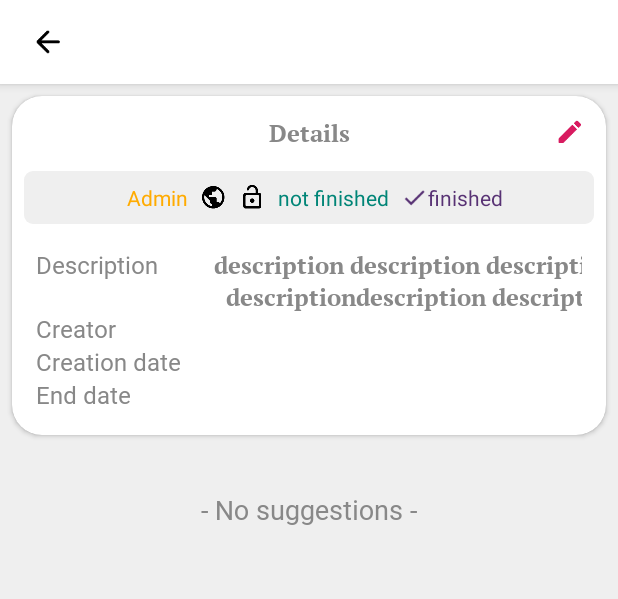
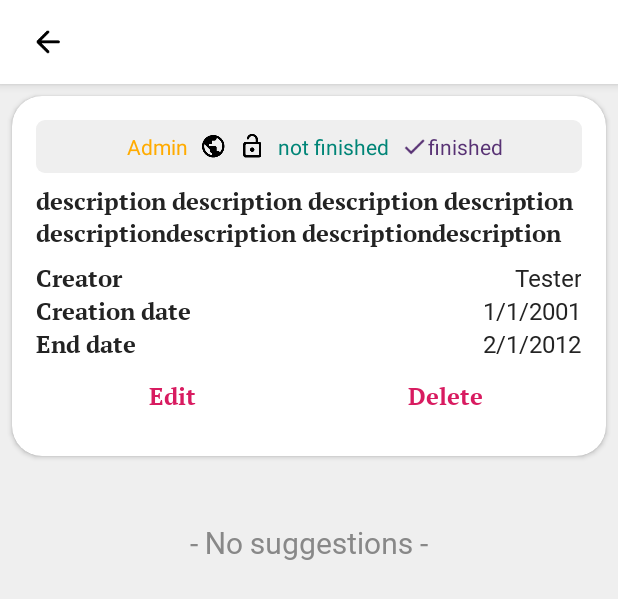
Before and after one commit to hothf/rgreed-app, an Android app: the layout fragment_consensus_detail.xml on its own in the app's theme, with its tools: preview values and no code run, on a phone screen of 412 x 824 dp. Shown: the top 599 px of the screen. Run offline under Robolectric (Android 15) with nearby library versions, the phone set to English and light mode, and no system bars.

Commit message:
Improve styling

```diff
--- a/app/src/main/res/layout/fragment_consensus_detail.xml
+++ b/app/src/main/res/layout/fragment_consensus_detail.xml
@@ -49,59 +49,29 @@
                     android:id="@+id/topCard"
                     android:layout_width="match_parent"
                     android:layout_height="wrap_content"
-                    android:layout_marginStart="8dp"
-                    android:layout_marginTop="8dp"
-                    android:layout_marginEnd="8dp"
+                    android:layout_margin="@dimen/default_8"
                     app:cardBackgroundColor="@color/defaultBackgroundPrimary"
                     app:cardCornerRadius="@dimen/default_corner_radius">
 
                     <LinearLayout
                         android:layout_width="match_parent"
                         android:layout_height="wrap_content"
+                        android:layout_margin="@dimen/default_16"
                         android:orientation="vertical">
-
-                        <RelativeLayout
-                            android:layout_width="match_parent"
-                            android:layout_height="wrap_content"
-                            android:orientation="horizontal">
-
-                            <TextView
-                                style="@style/defaultText.Bold"
-                                android:layout_width="match_parent"
-                                android:layout_height="50dp"
-                                android:gravity="center"
-                                android:text="@string/consensus_detail_details" />
-
-                            <ImageView
-                                android:layout_width="36dp"
-                                android:layout_height="36dp"
-                                android:layout_alignParentEnd="true"
-                                android:layout_marginTop="6dp"
-                                android:layout_marginEnd="6dp"
-                                android:background="@drawable/round_button_transparent_selector"
-                                android:onClick="@{()->viewModel.onEditClick()}"
-                                android:padding="8dp"
-                                android:src="@drawable/ic_edit"
-                                android:tint="@color/colorAccent"
-                                android:visibility="@{viewModel.adminAndNotFinishedVisibility}" />
-
-                        </RelativeLayout>
 
                         <LinearLayout
                             android:id="@+id/statusContainer"
                             android:layout_width="match_parent"
                             android:layout_height="wrap_content"
-                            android:layout_marginStart="8dp"
-                            android:layout_marginEnd="8dp"
                             android:background="@drawable/bg_rounded"
                             android:gravity="center"
                             android:orientation="horizontal"
-                            android:padding="8dp">
+                            android:padding="@dimen/default_8">
 
                             <TextView
                                 android:layout_width="wrap_content"
                                 android:layout_height="wrap_content"
-                                android:layout_marginStart="8dp"
+                                android:layout_marginStart="@dimen/default_8"
                                 android:text="@string/consensus_detail_admin"
                                 android:textColor="@color/colorHighlight"
                                 android:visibility="@{viewModel.adminVisibility}" />
@@ -109,7 +79,7 @@
                             <ImageView
                                 android:layout_width="wrap_content"
                                 android:layout_height="wrap_content"
-                                android:layout_marginStart="8dp"
+                                android:layout_marginStart="@dimen/default_8"
                                 android:src="@drawable/ic_small_public"
                                 android:tint="@{viewModel.statusColor}"
                                 android:visibility="@{viewModel.publicVisibility}" />
@@ -117,7 +87,7 @@
                             <ImageView
                                 android:layout_width="wrap_content"
                                 android:layout_height="wrap_content"
-                                android:layout_marginStart="8dp"
+                                android:layout_marginStart="@dimen/default_8"
                                 android:src="@drawable/ic_small_unlock"
                                 android:tint="@{viewModel.statusColor}"
                                 android:visibility="@{viewModel.unlockedVisibility}" />
@@ -125,7 +95,7 @@
                             <TextView
                                 android:layout_width="wrap_content"
                                 android:layout_height="wrap_content"
-                                android:layout_marginStart="8dp"
+                                android:layout_marginStart="@dimen/default_8"
                                 android:text="@string/consensus_detail_not_finished"
                                 android:textColor="@color/colorStatusUnlocked"
                                 android:visibility="@{viewModel.notFinishedVisibility}" />
@@ -133,7 +103,7 @@
                             <TextView
                                 android:layout_width="wrap_content"
                                 android:layout_height="wrap_content"
-                                android:layout_marginStart="8dp"
+                                android:layout_marginStart="@dimen/default_8"
                                 android:drawableStart="@drawable/ic_small_done"
                                 android:drawableTint="@color/colorStatusFinished"
                                 android:text="@string/consensus_detail_finished"
@@ -141,112 +111,100 @@
                                 android:visibility="@{viewModel.finishedVisibility}" />
                         </LinearLayout>
 
+                        <TextView
+                            style="@style/defaultText.Bold.Dark"
+                            android:layout_width="wrap_content"
+                            android:layout_height="wrap_content"
+                            android:layout_marginTop="@dimen/default_8"
+                            android:gravity="start"
+                            android:text="@{viewModel.description}"
+                            android:visibility="@{viewModel.descriptionVisibility}"
+                            tools:text="description description description description descriptiondescription descriptiondescription" />
+
                         <TableLayout
                             android:id="@+id/infoTable"
                             android:layout_width="match_parent"
                             android:layout_height="wrap_content"
-                            android:layout_below="@+id/infoHeader"
-                            android:layout_marginStart="8dp"
-                            android:layout_marginTop="8dp"
-                            android:layout_marginEnd="8dp"
-                            android:padding="8dp"
+                            android:layout_marginTop="@dimen/default_8"
                             android:stretchColumns="*">
 
                             <TableRow>
 
                                 <TextView
-                                    style="@style/defaultText"
-                                    android:layout_width="wrap_content"
-                                    android:layout_height="wrap_content"
-                                    android:gravity="start"
-                                    android:text="@string/consensus_detail_description" />
-
-                                <TextView
-                                    style="@style/defaultText.Bold"
-                                    android:layout_width="wrap_content"
-                                    android:layout_height="wrap_content"
-                                    android:gravity="end"
-                                    android:text="@{viewModel.description}"
-                                    tools:text="description description description description descriptiondescription descriptiondescription" />
-
-                            </TableRow>
-
-                            <TableRow>
-
-                                <TextView
-                                    style="@style/defaultText"
+                                    style="@style/defaultText.Bold.Dark"
                                     android:layout_width="wrap_content"
                                     android:layout_height="wrap_content"
                                     android:gravity="start"
                                     android:text="@string/consensus_detail_creator" />
 
                                 <TextView
-                                    style="@style/defaultText.Bold"
+                                    style="@style/defaultText.Dark"
                                     android:layout_width="wrap_content"
                                     android:layout_height="wrap_content"
                                     android:gravity="end"
                                     android:text="@{viewModel.creator}"
                                     tools:text="Tester" />
-
                             </TableRow>
-
 
                             <TableRow>
 
                                 <TextView
-                                    style="@style/defaultText"
+                                    style="@style/defaultText.Bold.Dark"
                                     android:layout_width="wrap_content"
                                     android:layout_height="wrap_content"
                                     android:text="@string/consensus_detail_creationdate" />
 
-
                                 <TextView
-                                    style="@style/defaultText.Bold"
+                                    style="@style/defaultText.Dark"
                                     android:layout_width="wrap_content"
                                     android:layout_height="wrap_content"
                                     android:gravity="end"
                                     android:text="@{viewModel.creationDate}"
                                     tools:text="1/1/2001" />
-
                             </TableRow>
 
                             <TableRow>
 
                                 <TextView
-                                    style="@style/defaultText"
+                                    style="@style/defaultText.Bold.Dark"
                                     android:layout_width="wrap_content"
                                     android:layout_height="wrap_content"
                                     android:text="@string/consensus_detail_enddate" />
 
-
                                 <TextView
-                                    style="@style/defaultText.Bold"
+                                    style="@style/defaultText.Dark"
                                     android:layout_width="wrap_content"
                                     android:layout_height="wrap_content"
                                     android:gravity="end"
                                     android:text="@{viewModel.endDate}"
                                     tools:text="2/1/2012" />
-
                             </TableRow>
-
-
                         </TableLayout>
 
-                        <Button
-                            android:id="@+id/deleteButton"
-                            android:layout_width="wrap_content"
-                            android:layout_height="wrap_content"
-                            android:layout_alignParentEnd="true"
-                            android:layout_marginTop="50dp"
-                            android:onClick="@{()->viewModel.askForConsensusDeletion()}"
-                            android:text="DELETE"
-                            android:textColor="@android:color/holo_red_dark"
-                            android:visibility="gone" />
+                        <LinearLayout
+                            android:layout_width="match_parent"
+                            android:layout_height="@dimen/default_48"
+                            android:orientation="horizontal"
+                            android:visibility="@{viewModel.adminAndNotFinishedVisibility}"
+                            android:weightSum="1.0">
 
-                        <View
-                            android:layout_width="match_parent"
-                            android:layout_height="8dp" />
+                            <TextView
+                                style="@style/defaultText.Clickable"
+                                android:layout_width="0dp"
+                                android:layout_height="match_parent"
+                                android:layout_weight="0.5"
+                                android:onClick="@{()->viewModel.onEditClick()}"
+                                android:text="@string/consensus_detail_action_edit" />
 
+                            <TextView
+                                style="@style/defaultText.Clickable"
+                                android:layout_width="0dp"
+                                android:layout_height="match_parent"
+                                android:layout_weight="0.5"
+                                android:onClick="@{()->viewModel.askForConsensusDeletion()}"
+                                android:text="@string/consensus_detail_action_delete" />
+
+                        </LinearLayout>
                     </LinearLayout>
                 </androidx.cardview.widget.CardView>
 
--- a/app/src/main/res/layout/fragment_neweditconsensus.xml
+++ b/app/src/main/res/layout/fragment_neweditconsensus.xml
@@ -107,8 +107,6 @@
                             android:layout_height="match_parent"
                             android:layout_toStartOf="@+id/finishDateTime"
                             android:layout_toEndOf="@+id/finishDateInfo"
-                            android:background="@drawable/rect_button_transparent_selector"
-                            android:gravity="center"
                             android:onClick="@{(v)->viewModel.onOpenDatePicker(v)}"
                             android:text="@{viewModel.finishDate}"
                             tools:text="12.12.2019" />
@@ -119,8 +117,6 @@
                             android:layout_width="wrap_content"
                             android:layout_height="match_parent"
                             android:layout_alignParentEnd="true"
-                            android:background="@drawable/rect_button_transparent_selector"
-                            android:gravity="center"
                             android:onClick="@{(v)->viewModel.onOpenTimePicker(v)}"
                             android:paddingStart="@dimen/default_4"
                             android:paddingEnd="@dimen/default_4"
--- a/app/src/main/res/layout/item_consensus.xml
+++ b/app/src/main/res/layout/item_consensus.xml
@@ -90,8 +90,8 @@
                         android:gravity="center_vertical"
                         android:maxLines="1"
                         android:singleLine="true"
+                        android:text="@{viewModel.remains}"
                         android:textColor="@{viewModel.statusColor}"
-                        android:text="@{viewModel.remains}"
                         tools:text="Completed on 2/2/2019" />
 
                 </LinearLayout>
@@ -111,7 +111,7 @@
 
                 <TextView
                     android:id="@+id/textDescription"
-                    style="@style/defaultText"
+                    style="@style/defaultText.Dark"
                     android:layout_width="wrap_content"
                     android:layout_height="wrap_content"
                     android:layout_below="@+id/title"
@@ -120,7 +120,7 @@
                     android:maxLines="1"
                     android:singleLine="true"
                     android:text="@{viewModel.description}"
-                    android:textColor="@{viewModel.descriptionTextColor}"
+                    android:visibility="@{viewModel.descriptionVisibility}"
                     tools:text="A description description description description description description description" />
             </RelativeLayout>
 
--- a/app/src/main/res/layout/item_suggestion.xml
+++ b/app/src/main/res/layout/item_suggestion.xml
@@ -37,7 +37,7 @@
 
                 <TextView
                     android:id="@+id/suggestionTitle"
-                    style="@style/defaultText.Bold"
+                    style="@style/defaultText.Bold.Dark"
                     android:layout_width="0dp"
                     android:layout_height="match_parent"
                     android:layout_marginStart="8dp"
--- a/app/src/main/res/values/strings.xml
+++ b/app/src/main/res/values/strings.xml
@@ -14,7 +14,6 @@
 
     <string name="consensus_admin">Admin</string>
     <string name="consensus_suggestions">%s Suggestions</string>
-    <string name="consensus_fallback_description">No description given</string>
     <string name="consensus_finished_on">finished: %s</string>
     <string name="consensus_until">finishes: %s</string>
     <string name="consensus_share">Share</string>
@@ -22,7 +21,6 @@
     <string name="consensus_lock_text">This consensus is private, please enter the password of the consensus to start participating.</string>
     <string name="consensus_lock_hint">Password</string>
 
-    <string name="consensus_detail_details">Details</string>
     <string name="consensus_detail_description">Description</string>
     <string name="consensus_detail_creator">Creator</string>
     <string name="consensus_detail_creationdate">Creation date</string>
@@ -31,6 +29,8 @@
     <string name="consensus_detail_not_finished">not finished</string>
     <string name="consensus_detail_finished">finished</string>
     <string name="consensus_detail_admin">Admin</string>
+    <string name="consensus_detail_action_delete">Delete</string>
+    <string name="consensus_detail_action_edit">Edit</string>
 
     <string name="suggestions_add_more">Add suggestion</string>
     <string name="suggestions_votingstart">Voting starts \n%s</string>
--- a/app/src/main/res/values/styles.xml
+++ b/app/src/main/res/values/styles.xml
@@ -28,12 +28,24 @@
         <item name="android:textColor">@color/fontDefault</item>
     </style>
 
+
+    <style name="defaultText.Dark" parent="defaultText">
+        <item name="android:textColor">@color/fontNav</item>
+    </style>
+
     <style name="defaultText.Bold" parent="defaultText">
         <item name="android:fontFamily">@font/ptserifwebbold</item>
     </style>
 
+    <style name="defaultText.Bold.Dark" parent="defaultText.Bold">
+        <item name="android:textColor">@color/fontNav</item>
+    </style>
+
+
     <style name="defaultText.Clickable" parent="defaultText.Bold">
         <item name="android:textColor">@color/colorAccent</item>
+        <item name="android:background">@drawable/rect_button_transparent_selector</item>
+        <item name="android:gravity">center</item>
     </style>
 
     <style name="defaultText.Title" parent="defaultText">
@@ -42,20 +54,16 @@
         <item name="android:textColor">@color/fontNav</item>
     </style>
 
-    <style name="defaultText.Title.Alternative" parent="defaultText">
-        <item name="android:fontFamily">@font/ptserifwebbold</item>
-        <item name="android:textSize">18sp</item>
+    <style name="defaultText.Small" parent="defaultText">
+        <item name="android:textSize">12sp</item>
+    </style>
+
+    <style name="defaultText.Title.Alternative" parent="defaultText.Title">
         <item name="android:textColor">@color/fontDefault</item>
     </style>
 
-    <style name="defaultText.Title.Alternative.Italic" parent="defaultText">
+    <style name="defaultText.Title.Alternative.Italic" parent="defaultText.Title.Alternative">
         <item name="android:fontFamily">@font/ptserifwebbolditalic</item>
-        <item name="android:textSize">18sp</item>
-        <item name="android:textColor">@color/fontDefault</item>
-    </style>
-
-    <style name="defaultText.Small" parent="defaultText">
-        <item name="android:textSize">12sp</item>
     </style>
 
     <style name="defaultText.Bold.Small" parent="defaultText.Bold">
```
Also changed, not shown: app/src/main/java/de/ka/skyfallapp/ui/consensus/consensusdetail/ConsensusDetailViewModel.kt (+10 -7 lines), app/src/main/java/de/ka/skyfallapp/ui/consensus/consensuslist/ConsensusAdapter.kt (+0 -9 lines), app/src/main/java/de/ka/skyfallapp/ui/consensus/consensuslist/ConsensusItemViewModel.kt (+11 -14 lines), app/src/main/res/layout/fragment_neweditsuggestion.xml (+2 -6 lines).
